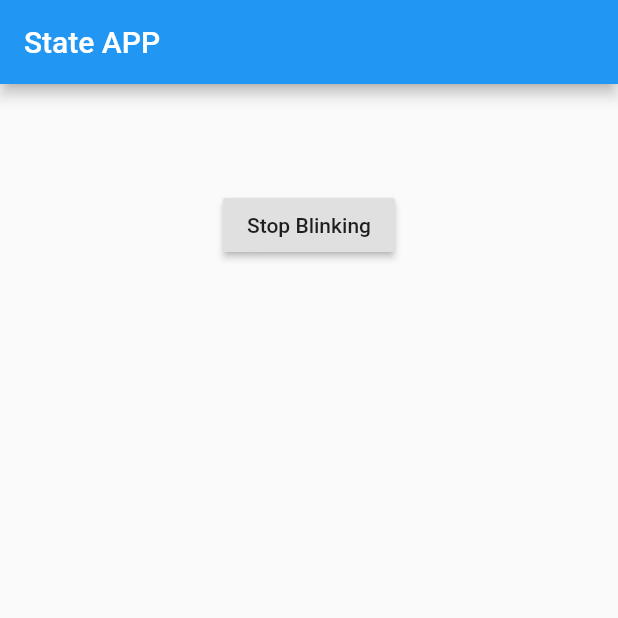
After one commit to gongbaodd/flutter_study, a Flutter app: the screen it shows after launch, after a tap on "Blink", on a phone screen of 412 x 824 dp, the top half of it. The commit adds this screen. Run offline on Flutter 3.47's test engine with Material 2 defaults, Android fonts, the phone set to English and light mode, and no system bars.

Commit message:
app state

```diff
--- /dev/null
+++ b/hello_flutter/lib/AppState.dart
@@ -0,0 +1,69 @@
+import 'dart:async';
+import 'package:flutter/material.dart';
+
+Widget createApp() {
+  return MaterialApp(
+    title: "stateApp",
+    home: Scaffold(
+      appBar: AppBar(title: Text("State APP")),
+      body: MyStatefulWidget(),
+    ),
+  );
+}
+
+class MyStatefulWidget extends StatefulWidget {
+  final String title;
+  MyStatefulWidget({Key key, this.title}) : super(key: key);
+
+  @override
+  State<StatefulWidget> createState() {
+    return _MyStatefulWidgetState();
+  }
+}
+
+class _MyStatefulWidgetState extends State<StatefulWidget> {
+  bool showText = true;
+  bool toggleState = true;
+  Timer t2;
+
+  toggleBlinkState() {
+    setState(() {
+      toggleState = !toggleState;
+    });
+
+    var twenty = const Duration(milliseconds: 1000);
+    if (toggleState == false) {
+      t2 = Timer.periodic(twenty, (Timer t) {
+        toggleShowText();
+      });
+    } else {
+      t2.cancel();
+    }
+  }
+
+  toggleShowText() {
+    setState(() {
+      showText = !showText;
+    });
+  }
+
+  @override
+  Widget build(BuildContext context) {
+    return Scaffold(
+      body: Center(
+        child: Column(
+          children: <Widget>[
+            (showText ? Text("Blink") : Container()),
+            Padding(
+              padding: EdgeInsets.only(top: 70.0),
+              child: RaisedButton(
+                onPressed: toggleBlinkState,
+                child: (toggleState ? Text("Blink") : Text("Stop Blinking")),
+              ),
+            )
+          ],
+        ),
+      ),
+    );
+  }
+}
--- a/hello_flutter/lib/main.dart
+++ b/hello_flutter/lib/main.dart
@@ -4,5 +4,6 @@ import 'package:hello_flutter/AppCanvas.dart';
 import 'package:hello_flutter/AppCard.dart';
 import './App.dart';
 import './AppFunc.dart' as FuncApp;
+import "./AppState.dart" as StateApp;
 
-void main() => runApp(FuncApp.app());
+void main() => runApp(StateApp.createApp());
```
